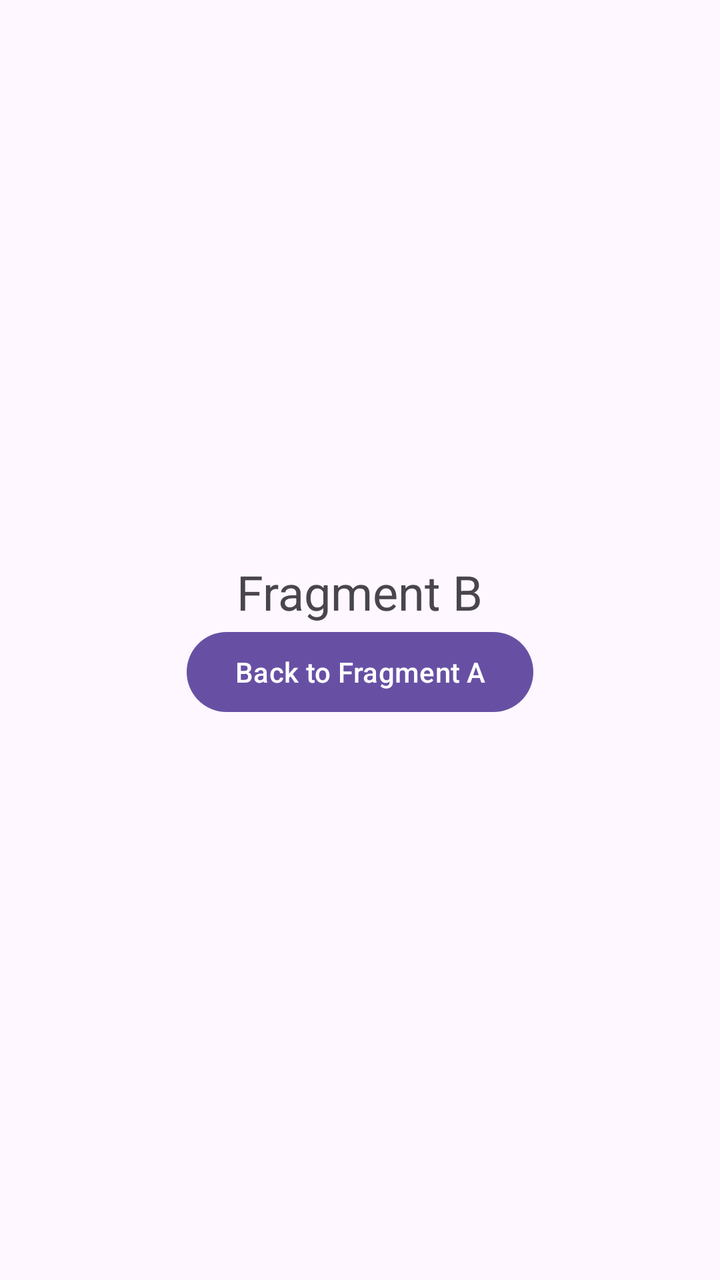
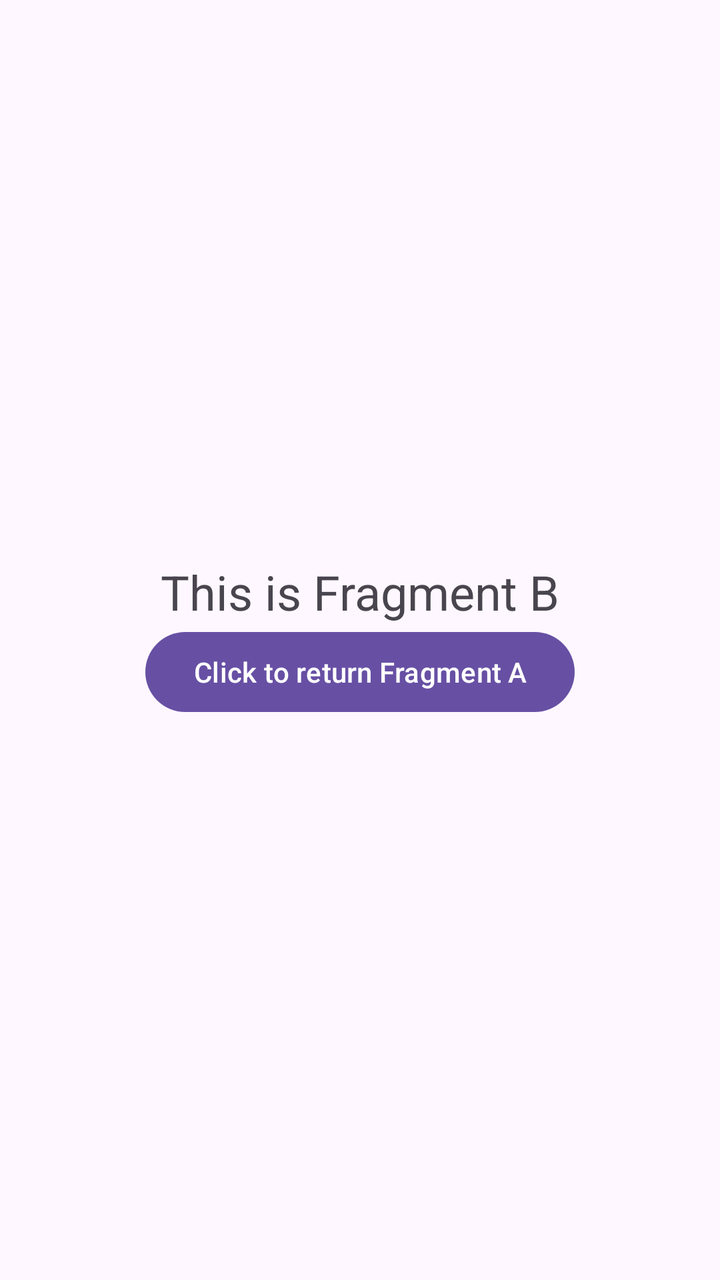

Compare the two renders of this Android layout. The source of the first and the diff that turns it into the second are given below.
<!-- AndroidManifest.xml: application theme Theme.Assesment1 -->
<!-- res/layout/fragment_b.xml -->
<?xml version="1.0" encoding="utf-8"?>
<LinearLayout xmlns:android="http://schemas.android.com/apk/res/android"
    android:layout_width="match_parent"
    android:layout_height="match_parent"
    android:gravity="center"
    android:orientation="vertical">

    <TextView
        android:id="@+id/text2"
        android:layout_width="wrap_content"
        android:layout_height="wrap_content"
        android:text="Fragment B"
        android:textSize="24sp"/>

    <Button
        android:id="@+id/btnBack"
        android:layout_width="wrap_content"
        android:layout_height="wrap_content"
        android:text="Back to Fragment A"/>
</LinearLayout>
<!-- resources referenced by this layout -->
<resources>
  <style name="Theme.Assesment1" parent="Theme.MaterialComponents.DayNight.DarkActionBar">
          
          <item name="colorPrimary">@color/purple_500</item>
          <item name="colorPrimaryVariant">@color/purple_700</item>
          <item name="colorOnPrimary">@color/white</item>
          
          <item name="colorSecondary">@color/teal_200</item>
          <item name="colorSecondaryVariant">@color/teal_700</item>
          <item name="colorOnSecondary">@color/black</item>
          
          <item name="android:statusBarColor">?attr/colorPrimaryVariant</item>
          
      </style>
  <color name="purple_500">#FF6200EE</color>
  <color name="purple_700">#FF3700B3</color>
  <color name="white">#FFFFFFFF</color>
  <color name="teal_200">#FF03DAC5</color>
  <color name="teal_700">#FF018786</color>
  <color name="black">#FF000000</color>
</resources>

<!-- the commit's change to res/layout/fragment_b.xml (unified diff, before → after) -->
@@ -9,12 +9,12 @@
         android:id="@+id/text2"
         android:layout_width="wrap_content"
         android:layout_height="wrap_content"
-        android:text="Fragment B"
+        android:text="This is Fragment B"
         android:textSize="24sp"/>
 
     <Button
         android:id="@+id/btnBack"
         android:layout_width="wrap_content"
         android:layout_height="wrap_content"
-        android:text="Back to Fragment A"/>
+        android:text="Click to return Fragment A"/>
 </LinearLayout>
